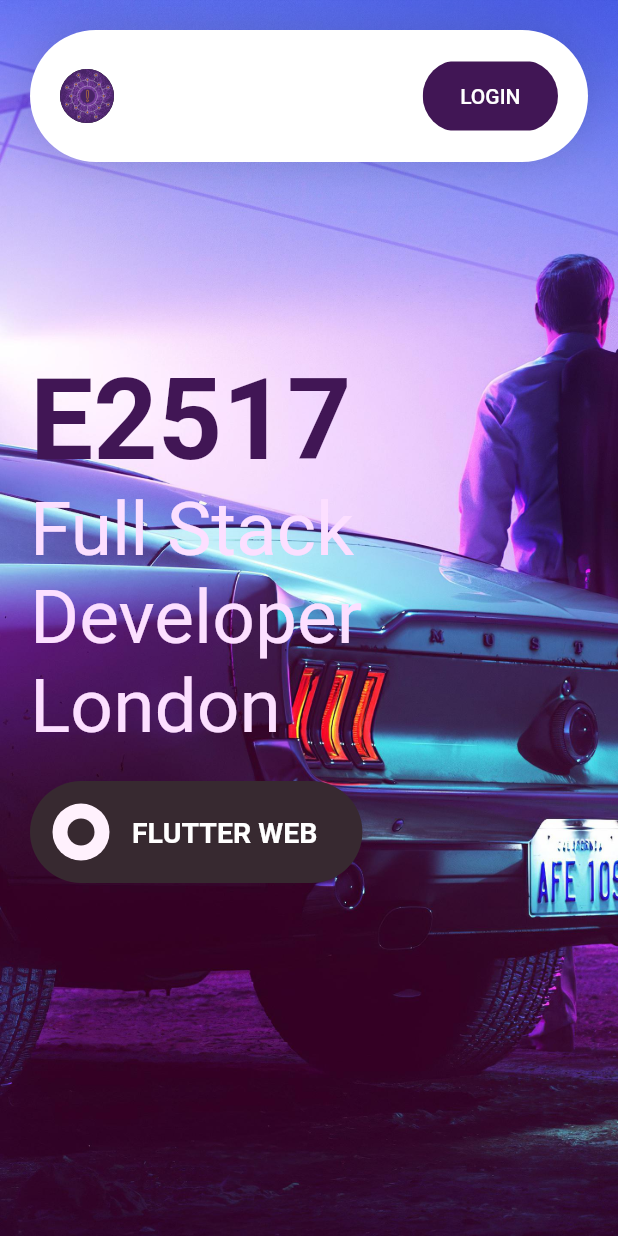
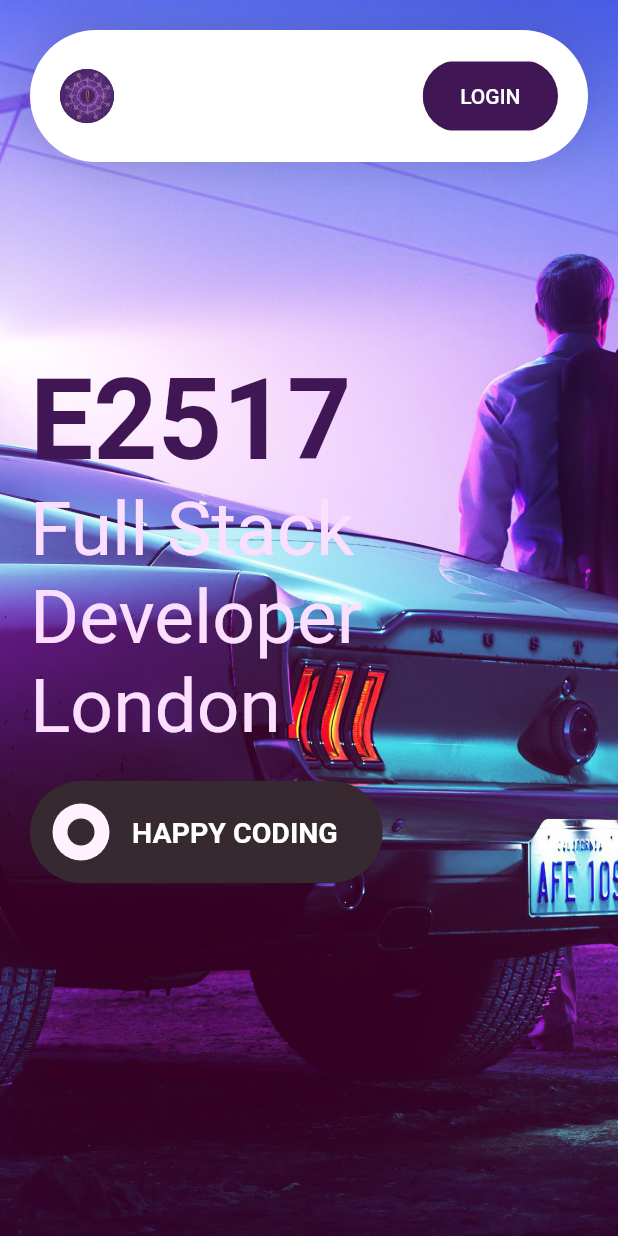
Before and after one commit to E2517/web-flutter, a Flutter app: the screen it shows after launch, on a phone screen of 412 x 824 dp. Run offline on Flutter 3.47's test engine with Material 2 defaults, Android fonts, the phone set to English and light mode, and no system bars; missing offline and left inert: dart:html.

Commit message:
Web Flutter

```diff
--- a/lib/main.dart
+++ b/lib/main.dart
@@ -8,7 +8,7 @@ class MyApp extends StatelessWidget {
   Widget build(BuildContext context) {
     return MaterialApp(
       debugShowCheckedModeBanner: false,
-      title: 'Happy Coding with Flutter',
+      title: 'Web with Flutter',
       theme: ThemeData.dark(),
       initialRoute: 'home',
       routes: {
--- a/lib/views/body_views.dart
+++ b/lib/views/body_views.dart
@@ -57,7 +57,7 @@ class Body extends StatelessWidget {
                     onTap: () => html.window
                         .open('https://github.com/E2517/web-flutter', 'e2517'),
                     child: Text(
-                      'Flutter Web'.toUpperCase(),
+                      'Happy coding'.toUpperCase(),
                       style: TextStyle(
                         color: Colors.white,
                         fontWeight: FontWeight.bold,
```
